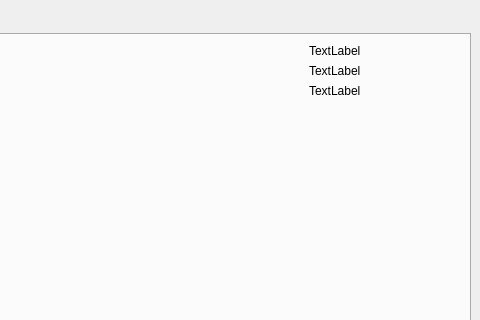
Old version of the form cmag_browser/main_window.ui in the repository DziubanMaciej/cmag; both pictures show x 320 to 800 and y 0 to 320 of the 800 by 600 pixel window.
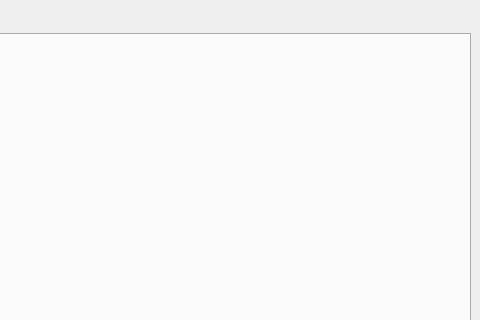
New version of the form.

```diff
--- a/cmag_browser/main_window.ui
+++ b/cmag_browser/main_window.ui
@@ -40,42 +40,9 @@
          </widget>
         </item>
         <item>
-         <layout class="QVBoxLayout" name="properties_container">
-          <item>
-           <widget class="QLabel" name="label">
-            <property name="text">
-             <string>TextLabel</string>
-            </property>
-           </widget>
-          </item>
-          <item>
-           <widget class="QLabel" name="label_3">
-            <property name="text">
-             <string>TextLabel</string>
-            </property>
-           </widget>
-          </item>
-          <item>
-           <widget class="QLabel" name="label_2">
-            <property name="text">
-             <string>TextLabel</string>
-            </property>
-           </widget>
-          </item>
-          <item>
-           <spacer name="verticalSpacer">
-            <property name="orientation">
-             <enum>Qt::Vertical</enum>
-            </property>
-            <property name="sizeHint" stdset="0">
-             <size>
-              <width>20</width>
-              <height>40</height>
-             </size>
-            </property>
-           </spacer>
-          </item>
-         </layout>
+         <widget class="QWidget" name="properties_container" native="true">
+          <layout class="QVBoxLayout" name="verticalLayout"/>
+         </widget>
         </item>
        </layout>
       </widget>
```
